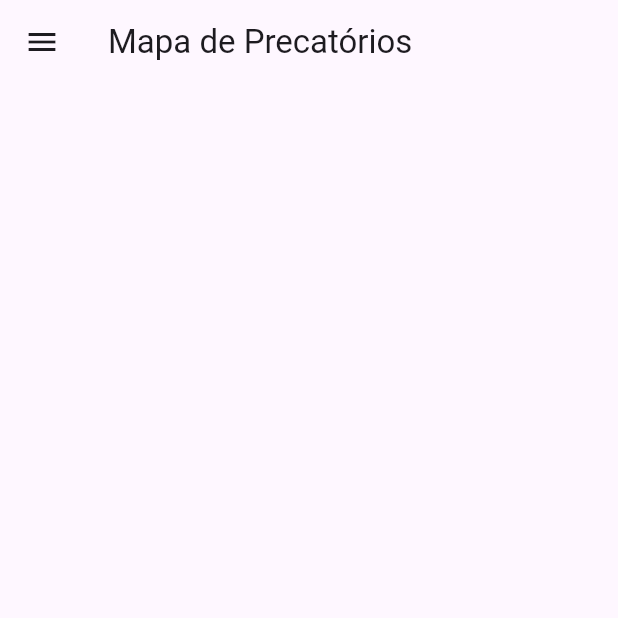
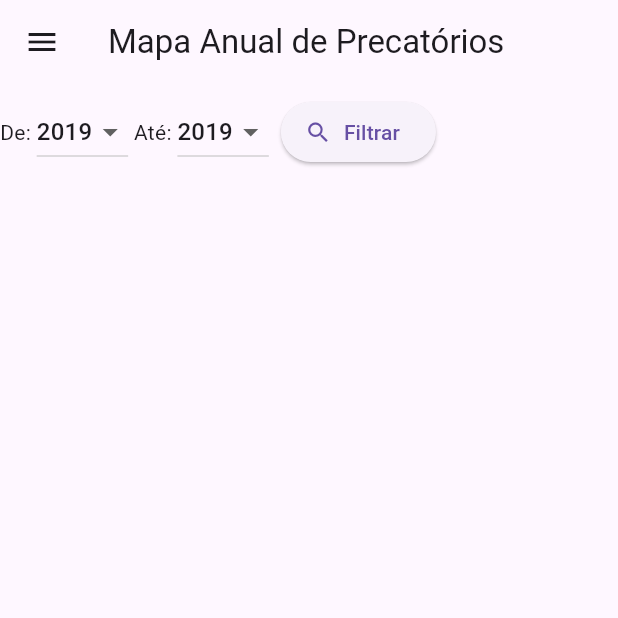
Before and after one commit to itallopacheco/transparencia-precatorios-tjsp, a Flutter app: the MapaPrecatoriosPage screen opened by its route, on a phone screen of 412 x 824 dp, the top half of it. Run offline on Flutter 3.47's test engine with Material 3 defaults, Android fonts, the phone set to English and light mode, and no system bars.

Commit message:
mapa anual de precatorios

```diff
--- a/lib/app/components/drawer.dart
+++ b/lib/app/components/drawer.dart
@@ -9,7 +9,7 @@ class MyDrawer extends StatelessWidget {
           ListTile(
             title: const Text('Filtrar Precatórios'),
             onTap: () {
-              Navigator.of(context).pushNamed('/');
+              Navigator.of(context).pushReplacementNamed('/');
             },
           ),
           ListTile(
@@ -33,7 +33,7 @@ class MyDrawer extends StatelessWidget {
           ListTile(
             title: const Text('Precatórios por ano'),
             onTap: () {
-              Navigator.of(context).pushNamed('/precatorios-ano');
+              Navigator.of(context).pushReplacementNamed('/precatorios-ano');
             },
           ),
         ],
--- /dev/null
+++ b/lib/app/components/year_filter.dart
@@ -0,0 +1,31 @@
+import 'package:flutter/material.dart';
+
+class YearDropdown extends StatefulWidget {
+  @override
+  _YearDropdownState createState() => _YearDropdownState();
+}
+
+class _YearDropdownState extends State<YearDropdown> {
+  int selectedYear = 2019; // Valor inicial
+
+  @override
+  Widget build(BuildContext context) {
+    List<int> years = List.generate(
+        5, (index) => 2019 + index); // Lista de anos de 2019 a 2023
+
+    return DropdownButton<int>(
+      value: selectedYear,
+      onChanged: (int? year) {
+        setState(() {
+          selectedYear = year!;
+        });
+      },
+      items: years.map<DropdownMenuItem<int>>((int year) {
+        return DropdownMenuItem<int>(
+          value: year,
+          child: Text('$year'),
+        );
+      }).toList(),
+    );
+  }
+}
--- a/lib/app/views/mapa_de_precatorios.dart
+++ b/lib/app/views/mapa_de_precatorios.dart
@@ -1,5 +1,8 @@
+import 'dart:async';
+
 import 'package:flutter/material.dart';
 import 'package:transparencia_tjsp/app/components/drawer.dart';
+import 'package:transparencia_tjsp/app/components/year_filter.dart';
 
 class MapaPrecatoriosPage extends StatefulWidget {
   @override
@@ -13,16 +16,35 @@ class MapaPrecatoriosPageState extends State<MapaPrecatoriosPage> {
   Widget build(BuildContext context) {
     return Scaffold(
       appBar: AppBar(
-        title: const Text('Mapa de Precatórios'),
+        title: const Text('Mapa Anual de Precatórios'),
         actions: [],
       ),
       body: SingleChildScrollView(
         child: ListView(
           shrinkWrap: true,
-          children: [],
+          children: [
+            Row(children: [
+              Text('De: '),
+              YearDropdown(),
+              Text(' Até: '),
+              YearDropdown(),
+              _buildSubmitButton(),
+            ]),
+          ],
         ),
       ),
       drawer: MyDrawer(),
     );
   }
 }
+
+_buildSubmitButton() {
+  return Padding(
+    padding: const EdgeInsets.all(8.0),
+    child: ElevatedButton.icon(
+      onPressed: () {},
+      icon: Icon(Icons.search),
+      label: Text('Filtrar'),
+    ),
+  );
+}
```
